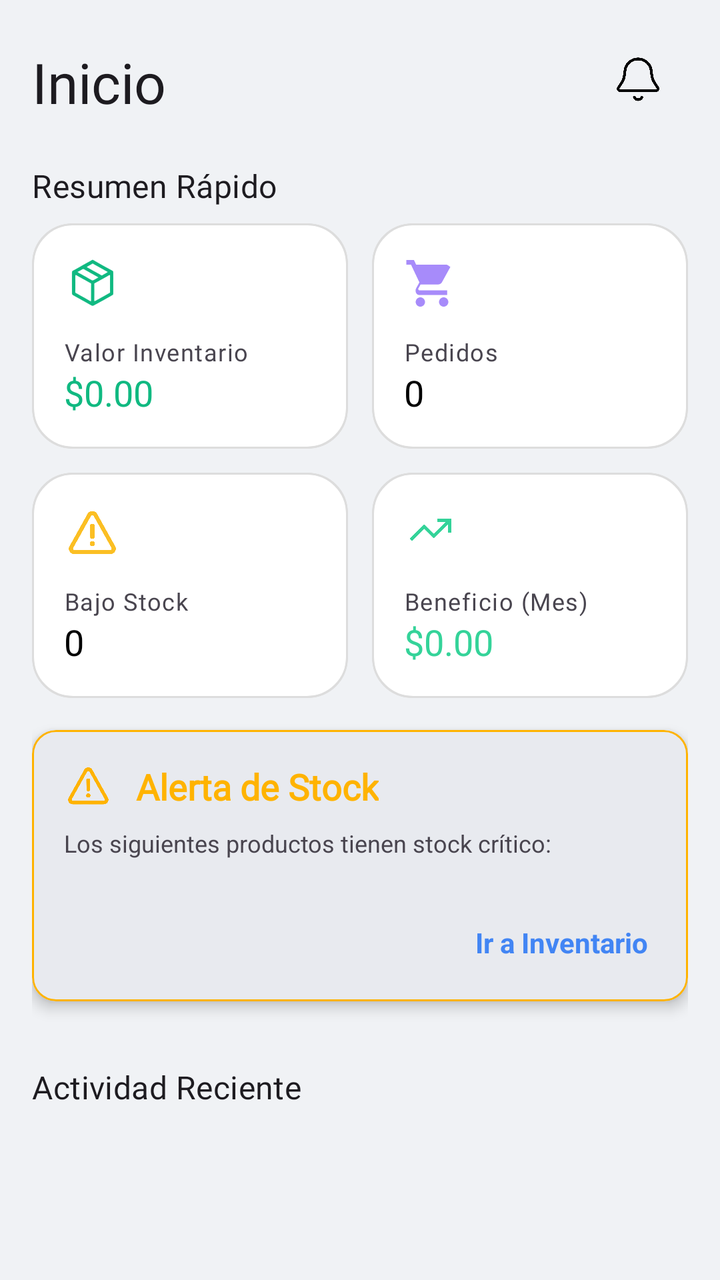
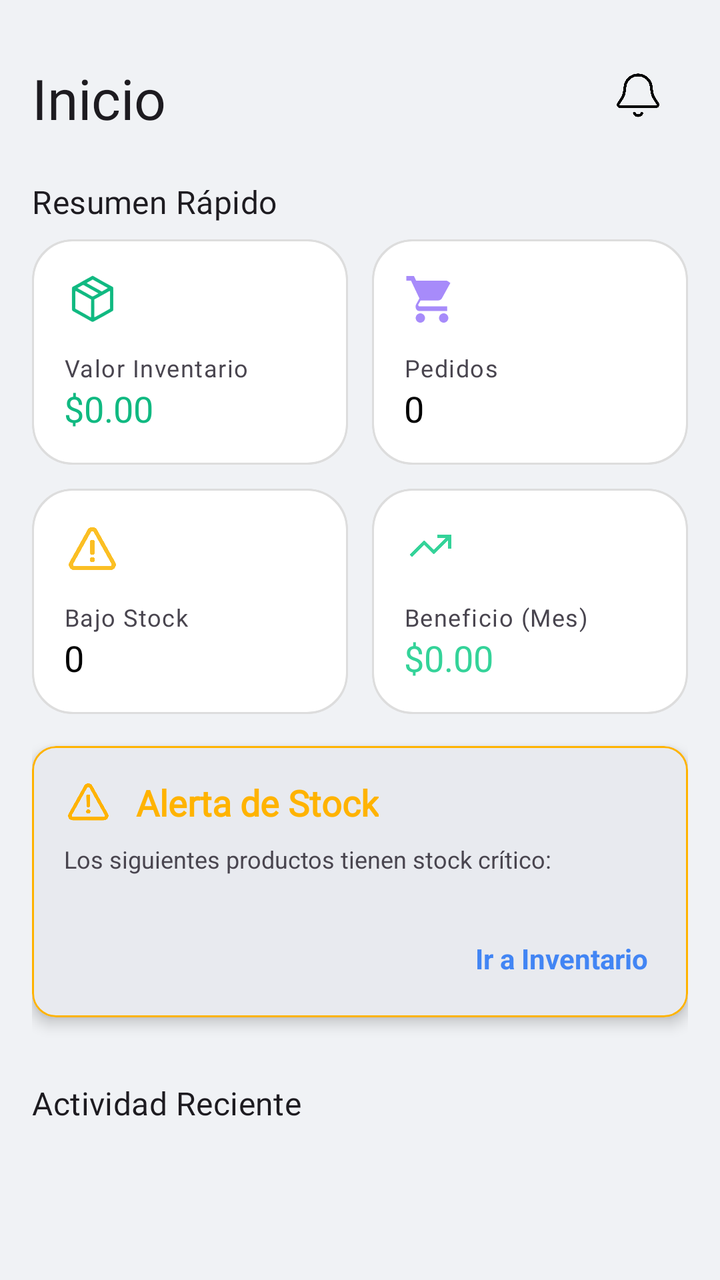

Screens rendered from an Android XML layout before and after an edit, with the pre-edit source and the edit as a unified diff.
<!-- AndroidManifest.xml: application theme Theme.GemaInventory -->
<!-- res/layout/fragment_dashboard.xml -->
<?xml version="1.0" encoding="utf-8"?>
<androidx.core.widget.NestedScrollView
    xmlns:android="http://schemas.android.com/apk/res/android"
    xmlns:app="http://schemas.android.com/apk/res-auto"
    xmlns:tools="http://schemas.android.com/tools"
    android:layout_width="match_parent"
    android:layout_height="match_parent"
    tools:context=".ui.dashboard.DashboardFragment"
    tools:theme="@style/Theme.Material3.Dark">

    <LinearLayout
        android:layout_width="match_parent"
        android:layout_height="wrap_content"
        android:orientation="vertical"
        android:padding="16dp">

        
        <RelativeLayout
            android:layout_width="match_parent"
            android:layout_height="wrap_content"
            android:layout_marginBottom="16dp">

            <TextView
                android:layout_width="wrap_content"
                android:layout_height="wrap_content"
                android:text="Inicio"
                android:textAppearance="@style/TextAppearance.Material3.HeadlineMedium"
                android:fontFamily="@font/poppins_bold"
                android:layout_alignParentStart="true"
                android:layout_centerVertical="true"/>

            <ImageView
                android:id="@+id/icon_notifications"
                android:layout_width="50dp"
                android:layout_height="50dp"
                android:src="@drawable/ic_notification_bell"
                android:contentDescription="Notificaciones"
                android:layout_alignParentEnd="true"
                android:layout_centerVertical="true"
                android:padding="8dp"
                app:tint="?attr/colorOnSurface" /> </RelativeLayout>

        
        <TextView
            android:layout_width="wrap_content"
            android:layout_height="wrap_content"
            android:text="Resumen Rápido"
            android:textAppearance="@style/TextAppearance.Material3.TitleMedium"
            android:fontFamily="@font/poppins_semibold"
            android:layout_marginBottom="8dp" />

        
        <LinearLayout
            android:layout_width="match_parent"
            android:layout_height="wrap_content"
            android:orientation="vertical">


            <LinearLayout
                android:layout_width="match_parent"
                android:layout_height="wrap_content"
                android:orientation="horizontal"
                android:baselineAligned="false">

                
                <com.google.android.material.card.MaterialCardView
                    android:layout_width="0dp"
                    android:layout_height="match_parent"
                    android:layout_weight="1"
                    android:layout_marginEnd="6dp"
                    app:cardCornerRadius="20dp"
                    app:cardElevation="0dp"
                    app:cardBackgroundColor="@android:color/transparent">

                    <LinearLayout
                        android:orientation="vertical"
                        android:padding="16dp"
                        android:layout_width="match_parent"
                        android:layout_height="match_parent"
                        android:background="@drawable/bg_dashboard_card_premium">

                        <ImageView
                            android:layout_width="28dp"
                            android:layout_height="28dp"
                            android:src="@drawable/inventario"
                            app:tint="#10B981"
                            android:layout_marginBottom="12dp"/>

                        <TextView
                            android:text="Valor Inventario"
                            android:textAppearance="@style/TextAppearance.Material3.LabelMedium"
                            android:textColor="?attr/colorOnSurfaceVariant"
                            android:layout_width="wrap_content"
                            android:layout_height="wrap_content"
                            android:fontFamily="@font/poppins_medium"/>

                        <TextView
                            android:id="@+id/tv_inventory_value"
                            android:text="$0.00"
                            android:textAppearance="@style/TextAppearance.Material3.TitleLarge"
                            android:fontFamily="@font/poppins_bold"
                            android:layout_width="wrap_content"
                            android:layout_height="wrap_content"
                            android:textSize="18sp"
                            android:textColor="#10B981" />

                    </LinearLayout>
                </com.google.android.material.card.MaterialCardView>

                
                <com.google.android.material.card.MaterialCardView
                    android:layout_width="0dp"
                    android:layout_height="match_parent"
                    android:layout_weight="1"
                    android:layout_marginStart="6dp"
                    app:cardCornerRadius="20dp"
                    app:cardElevation="0dp"
                    app:cardBackgroundColor="@android:color/transparent">

                    <LinearLayout
                        android:orientation="vertical"
                        android:padding="16dp"
                        android:layout_width="match_parent"
                        android:layout_height="match_parent"
                        android:background="@drawable/bg_dashboard_card_premium">

                        <ImageView
                            android:layout_width="28dp"
                            android:layout_height="28dp"
                            android:src="@drawable/ic_shopping_cart"
                            app:tint="#A78BFA"
                            android:layout_marginBottom="12dp"/>

                        <TextView
                            android:text="Pedidos"
                            android:textAppearance="@style/TextAppearance.Material3.LabelMedium"
                            android:textColor="?attr/colorOnSurfaceVariant"
                            android:layout_width="wrap_content"
                            android:layout_height="wrap_content"
                            android:fontFamily="@font/poppins_medium"/>

                        <TextView
                            android:id="@+id/tv_pending_orders"
                            android:text="0"
                            android:textAppearance="@style/TextAppearance.Material3.TitleLarge"
                            android:fontFamily="@font/poppins_bold"
                            android:layout_width="wrap_content"
                            android:layout_height="wrap_content"
                            android:textSize="18sp"
                            android:textColor="?attr/colorOnSurface" />
                    </LinearLayout>
                </com.google.android.material.card.MaterialCardView>
            </LinearLayout>

            <LinearLayout
                android:layout_width="match_parent"
                android:layout_height="wrap_content"
                android:orientation="horizontal"
                android:layout_marginTop="12dp"
                android:baselineAligned="false">

                
                <com.google.android.material.card.MaterialCardView
                    android:layout_width="0dp"
                    android:layout_height="match_parent"
                    android:layout_weight="1"
                    android:layout_marginEnd="6dp"
                    app:cardCornerRadius="20dp"
                    app:cardElevation="0dp"
                    app:cardBackgroundColor="@android:color/transparent">

                    <LinearLayout
                        android:orientation="vertical"
                        android:padding="16dp"
                        android:layout_width="match_parent"
                        android:layout_height="match_parent"
                        android:background="@drawable/bg_dashboard_card_premium">

                        <ImageView
                            android:layout_width="28dp"
                            android:layout_height="28dp"
                            android:src="@drawable/ic_warning"
                            app:tint="#FBBF24"
                            android:layout_marginBottom="12dp"/>

                        <TextView
                            android:text="Bajo Stock"
                            android:textAppearance="@style/TextAppearance.Material3.LabelMedium"
                            android:textColor="?attr/colorOnSurfaceVariant"
                            android:layout_width="wrap_content"
                            android:layout_height="wrap_content"
                            android:fontFamily="@font/poppins_medium"/>

                        <TextView
                            android:id="@+id/tv_pending_invoices"
                            android:text="0"
                            android:textAppearance="@style/TextAppearance.Material3.TitleLarge"
                            android:fontFamily="@font/poppins_bold"
                            android:layout_width="wrap_content"
                            android:layout_height="wrap_content"
                            android:textSize="18sp"
                            android:textColor="?attr/colorOnSurface" />
                    </LinearLayout>
                </com.google.android.material.card.MaterialCardView>

                
                <com.google.android.material.card.MaterialCardView
                    android:id="@+id/card_profit"
                    android:layout_width="0dp"
                    android:layout_height="match_parent"
                    android:layout_weight="1"
                    android:layout_marginStart="6dp"
                    app:cardCornerRadius="20dp"
                    app:cardElevation="0dp"
                    app:cardBackgroundColor="@android:color/transparent">

                    <LinearLayout
                        android:id="@+id/layout_profit_bg"
                        android:orientation="vertical"
                        android:padding="16dp"
                        android:layout_width="match_parent"
                        android:layout_height="match_parent"
                        android:background="@drawable/bg_dashboard_card_premium">

                        <ImageView
                            android:id="@+id/iv_profit_icon"
                            android:layout_width="28dp"
                            android:layout_height="28dp"
                            android:src="@drawable/finanzas"
                            app:tint="#34D399"
                            android:layout_marginBottom="12dp"/>

                        <TextView
                            android:text="Beneficio (Mes)"
                            android:textAppearance="@style/TextAppearance.Material3.LabelMedium"
                            android:textColor="?attr/colorOnSurfaceVariant"
                            android:layout_width="wrap_content"
                            android:layout_height="wrap_content"
                            android:fontFamily="@font/poppins_medium"/>

                        <TextView
                            android:id="@+id/tv_month_profit"
                            android:text="$0.00"
                            android:textAppearance="@style/TextAppearance.Material3.TitleLarge"
                            android:fontFamily="@font/poppins_bold"
                            android:layout_width="wrap_content"
                            android:layout_height="wrap_content"
                            android:textSize="18sp"
                            android:textColor="#34D399" />
                    </LinearLayout>
                </com.google.android.material.card.MaterialCardView>
            </LinearLayout>

        </LinearLayout>

        
        <com.google.android.material.card.MaterialCardView
            android:id="@+id/card_stock_alert"
            android:layout_width="match_parent"
            android:layout_height="wrap_content"
            android:layout_marginTop="16dp"
            android:layout_marginBottom="8dp"
            app:cardBackgroundColor="?attr/colorSurface"
            app:strokeColor="#FFB300"
            app:strokeWidth="1dp"
            app:cardCornerRadius="12dp"
            app:cardElevation="4dp"
            app:contentPadding="16dp">

            <LinearLayout
                android:layout_width="match_parent"
                android:layout_height="wrap_content"
                android:orientation="vertical">

                <LinearLayout
                    android:layout_width="match_parent"
                    android:layout_height="wrap_content"
                    android:orientation="horizontal"
                    android:gravity="center_vertical"
                    android:layout_marginBottom="8dp">

                    <ImageView
                        android:layout_width="24dp"
                        android:layout_height="24dp"
                        android:src="@drawable/ic_warning"
                        app:tint="#FFB300"
                        android:contentDescription="Alerta" />

                    <TextView
                        android:layout_width="wrap_content"
                        android:layout_height="wrap_content"
                        android:text="Alerta de Stock"
                        android:textSize="18sp"
                        android:textStyle="bold"
                        android:textColor="#FFB300"
                        android:layout_marginStart="12dp"
                        android:fontFamily="@font/poppins_bold"/>
                </LinearLayout>

                <TextView
                    android:layout_width="wrap_content"
                    android:layout_height="wrap_content"
                    android:text="Los siguientes productos tienen stock crítico:"
                    android:textColor="?attr/colorOnSurfaceVariant"
                    android:textSize="12sp"
                    android:layout_marginBottom="12dp"/>

                <LinearLayout
                    android:id="@+id/container_alertas"
                    android:layout_width="match_parent"
                    android:layout_height="wrap_content"
                    android:orientation="vertical"
                    android:paddingStart="4dp"/>

                <TextView
                    android:id="@+id/btn_ir_inventario"
                    android:layout_width="wrap_content"
                    android:layout_height="wrap_content"
                    android:text="Ir a Inventario"
                    android:textColor="#4285F4"
                    android:textStyle="bold"
                    android:layout_gravity="end"
                    android:layout_marginTop="16dp"
                    android:background="?attr/selectableItemBackground"
                    android:clickable="true"
                    android:focusable="true"
                    android:padding="4dp"/>

            </LinearLayout>
        </com.google.android.material.card.MaterialCardView>

        
        <TextView
            android:layout_width="wrap_content"
            android:layout_height="wrap_content"
            android:text="Actividad Reciente"
            android:textAppearance="@style/TextAppearance.Material3.TitleMedium"
            android:fontFamily="@font/poppins_semibold"
            android:layout_marginTop="24dp"
            android:layout_marginBottom="8dp" />

        <LinearLayout
            android:id="@+id/container_recent_activity"
            android:layout_width="match_parent"
            android:layout_height="wrap_content"
            android:orientation="vertical">
            
            
            
        </LinearLayout>

    </LinearLayout>
</androidx.core.widget.NestedScrollView>
<!-- resources referenced by this layout -->
<resources>
  <!-- drawable bg_dashboard_card_premium (drawable) -->
  <?xml version="1.0" encoding="utf-8"?>
  <shape xmlns:android="http://schemas.android.com/apk/res/android"
      android:shape="rectangle">
      
      <solid android:color="?attr/colorSurface" />
      
      
      <corners android:radius="20dp" />
      
      
      <stroke
          android:width="1dp"
          android:color="?attr/colorOutlineVariant" />
  </shape>
  <!-- drawable finanzas: png bitmap (drawable, 60001 bytes) -->
  <!-- drawable ic_notification_bell: png bitmap (drawable, 214735 bytes) -->
  <!-- drawable ic_shopping_cart (drawable) -->
  <vector xmlns:android="http://schemas.android.com/apk/res/android"
      android:width="24dp"
      android:height="24dp"
      android:viewportWidth="24"
      android:viewportHeight="24"
      android:tint="?attr/colorControlNormal">
      <path
          android:fillColor="@android:color/white"
          android:pathData="M7,18c-1.1,0 -1.99,0.9 -1.99,2S5.9,22 7,22s2,-0.9 2,-2S8.1,18 7,18zM1,2v2h2l3.6,7.59 -1.35,2.44C4.52,15.37 5.24,17 6.5,17h12v-2H6.5c-0.13,0 -0.25,-0.11 -0.25,-0.25L6,14.5l1.1,-2h7.45c0.75,0 1.41,-0.41 1.75,-1.03l3.58,-6.49C18.99,4.44 18.66,4 18.19,4H5.21l-0.94,-2H1zm16,16c-1.1,0 -1.99,0.9 -1.99,2s0.89,2 1.99,2 2,-0.9 2,-2S18.1,18 17,18z"/>
  </vector>
  <!-- drawable ic_warning: png bitmap (drawable, 209078 bytes) -->
  <!-- drawable inventario: png bitmap (drawable, 108507 bytes) -->
  <style name="Theme.GemaInventory" parent="Theme.Material3.DayNight.NoActionBar">
          <item name="colorPrimary">@color/primary</item>
          <item name="colorPrimaryVariant">@color/primary_dark</item>
          <item name="colorOnPrimary">@color/white</item>
          <item name="colorSecondary">@color/accent</item>
          <item name="colorSecondaryVariant">@color/accent</item>
          <item name="colorOnSecondary">@color/white</item>
          <item name="android:colorBackground">@color/light_gray_bg</item>
          <item name="colorSurface">@color/white</item>
          <item name="colorOnSurface">@color/black</item>
          <item name="colorOutlineVariant">#dddddd</item>
      </style>
  <color name="primary">#0d2558</color>
  <color name="primary_dark">#081A3F</color>
  <color name="white">#FFFFFFFF</color>
  <color name="accent">#1e3a8a</color>
  <color name="light_gray_bg">#f0f2f5</color>
  <color name="black">#FF000000</color>
</resources>

<!-- the commit's change to res/layout/fragment_dashboard.xml (unified diff, before → after) -->
@@ -18,6 +18,7 @@
         <RelativeLayout
             android:layout_width="match_parent"
             android:layout_height="wrap_content"
+            android:layout_marginTop="8dp"
             android:layout_marginBottom="16dp">
 
             <TextView
@@ -349,5 +350,9 @@
             
         </LinearLayout>
 
+        <View
+            android:layout_width="match_parent"
+            android:layout_height="120dp" />
+
     </LinearLayout>
 </androidx.core.widget.NestedScrollView>
